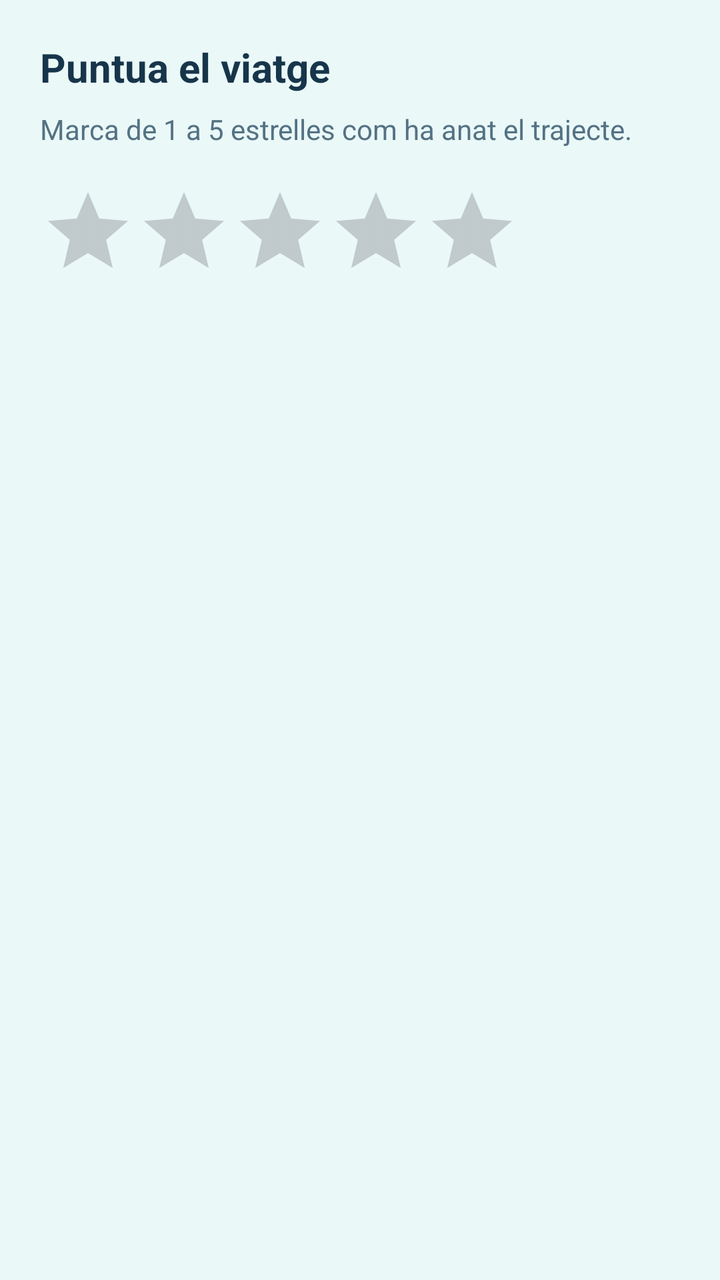
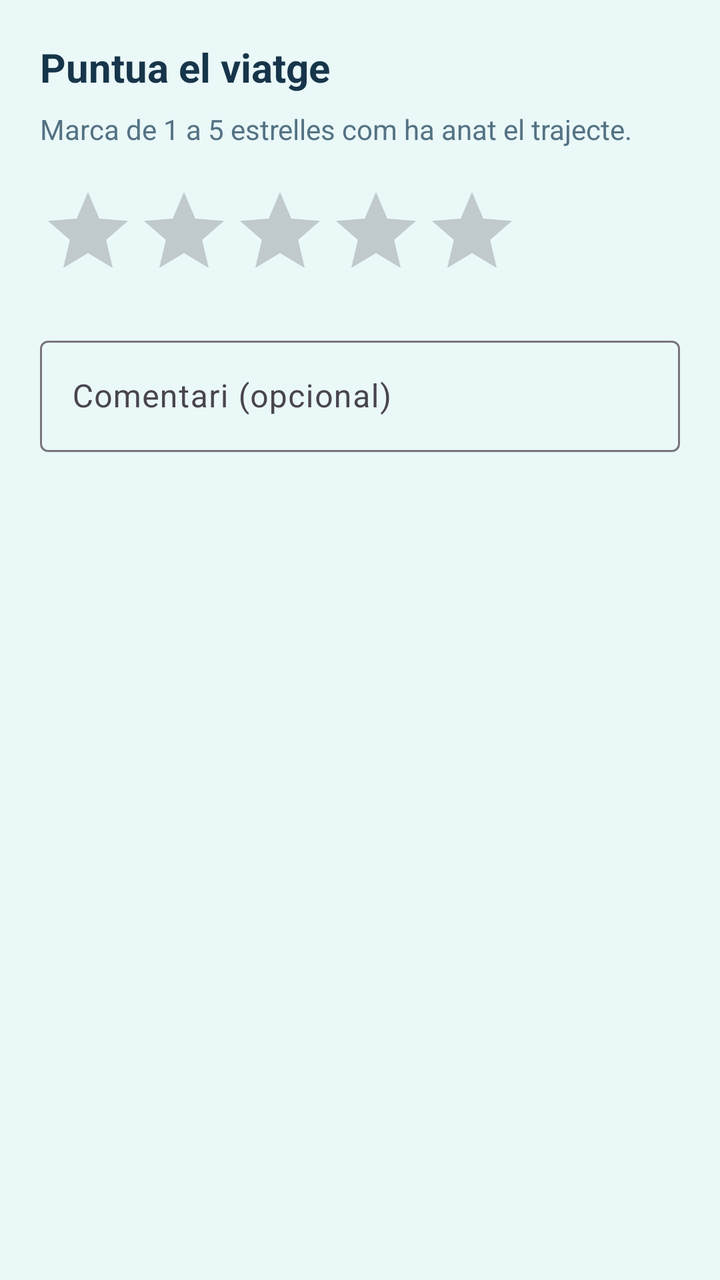

Screens rendered from an Android XML layout before and after an edit, with the pre-edit source and the edit as a unified diff.
<!-- AndroidManifest.xml: application theme Theme.ViBaCar -->
<!-- res/layout/dialog_puntuacio.xml -->
<?xml version="1.0" encoding="utf-8"?>
<LinearLayout xmlns:android="http://schemas.android.com/apk/res/android"
    android:layout_width="match_parent"
    android:layout_height="wrap_content"
    android:orientation="vertical"
    android:padding="20dp">

    <TextView
        android:layout_width="match_parent"
        android:layout_height="wrap_content"
        android:text="@string/dialog_puntuacio_titol"
        android:textColor="@color/color_text_principal"
        android:textSize="20sp"
        android:textStyle="bold" />

    <TextView
        android:layout_width="match_parent"
        android:layout_height="wrap_content"
        android:layout_marginTop="8dp"
        android:text="@string/dialog_puntuacio_subtitol"
        android:textColor="@color/color_text_secundari" />

    <RatingBar
        android:id="@+id/barraPuntuacio"
        android:layout_width="wrap_content"
        android:layout_height="wrap_content"
        android:layout_marginTop="18dp"
        android:numStars="5"
        android:stepSize="1" />
</LinearLayout>
<!-- resources referenced by this layout -->
<resources>
  <color name="color_text_principal">#17354A</color>
  <color name="color_text_secundari">#547283</color>
  <string name="dialog_puntuacio_subtitol">Marca de 1 a 5 estrelles com ha anat el trajecte.</string>
  <string name="dialog_puntuacio_titol">Puntua el viatge</string>
  <style name="Theme.ViBaCar" parent="Base.Theme.ViBaCar" />
  <style name="Base.Theme.ViBaCar" parent="Theme.Material3.Light.NoActionBar">
          <item name="colorPrimary">@color/color_principal</item>
          <item name="colorOnPrimary">@color/color_text_clar</item>
          <item name="colorSecondary">@color/color_secundari</item>
          <item name="android:statusBarColor">@android:color/transparent</item>
          <item name="android:navigationBarColor">@color/color_fons</item>
          <item name="android:windowLightStatusBar">true</item>
          <item name="android:windowBackground">@color/color_fons</item>
      </style>
  <color name="color_principal">#44C3D6</color>
  <color name="color_text_clar">#FFFFFF</color>
  <color name="color_secundari">#78D6A2</color>
  <color name="color_fons">#EAF8F8</color>
</resources>

<!-- the commit's change to res/layout/dialog_puntuacio.xml (unified diff, before → after) -->
@@ -27,4 +27,20 @@
         android:layout_marginTop="18dp"
         android:numStars="5"
         android:stepSize="1" />
+
+    <com.google.android.material.textfield.TextInputLayout
+        style="@style/Widget.Material3.TextInputLayout.OutlinedBox"
+        android:layout_width="match_parent"
+        android:layout_height="wrap_content"
+        android:layout_marginTop="16dp"
+        android:hint="@string/camp_comentari_hint">
+
+        <com.google.android.material.textfield.TextInputEditText
+            android:id="@+id/campComentari"
+            android:layout_width="match_parent"
+            android:layout_height="wrap_content"
+            android:inputType="textMultiLine"
+            android:maxLines="3" />
+    </com.google.android.material.textfield.TextInputLayout>
+
 </LinearLayout>
<!-- resource entries referenced after the edit -->
@@ -2,6 +2,7 @@
 <resources>
   <color name="color_text_principal">#17354A</color>
   <color name="color_text_secundari">#547283</color>
+  <string name="camp_comentari_hint">Comentari (opcional)</string>
   <string name="dialog_puntuacio_subtitol">Marca de 1 a 5 estrelles com ha anat el trajecte.</string>
   <string name="dialog_puntuacio_titol">Puntua el viatge</string>
   <style name="Theme.ViBaCar" parent="Base.Theme.ViBaCar" />
